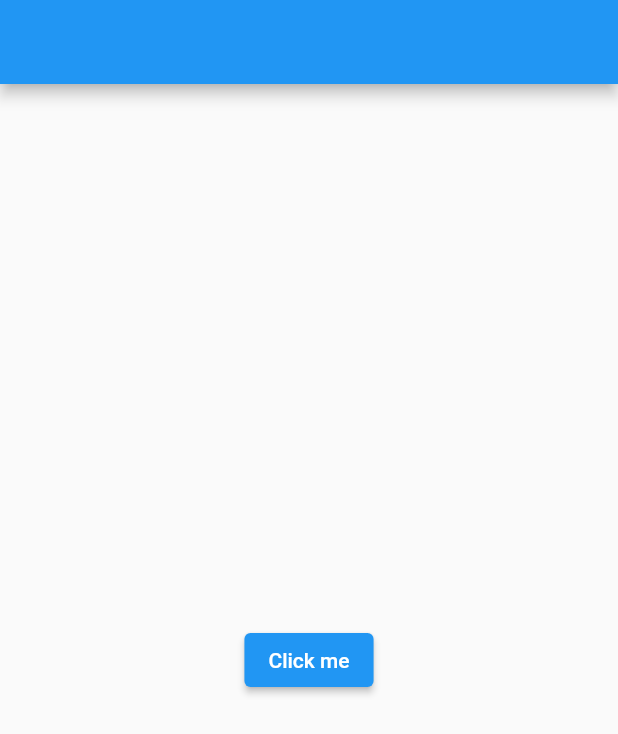
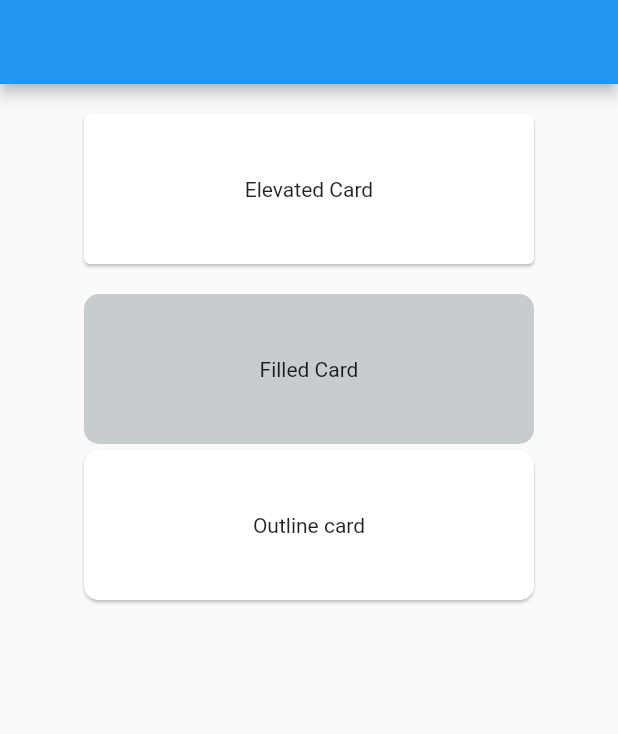
Before and after one commit to jadhavdurgesh/Flutter-widgets, a Flutter app: the screen it shows after launch, on a phone screen of 412 x 824 dp. Shown: the top 734 px of the screen. Run offline on Flutter 3.47's test engine with Material 2 defaults, Android fonts, the phone set to English and light mode, and no system bars.

Commit message:
card widget done

```diff
--- a/lib/main.dart
+++ b/lib/main.dart
@@ -10,7 +10,8 @@
 // import 'package:all_about_widgets/widgets/buttonbar_widget.dart';
 // import 'package:all_about_widgets/widgets/drawer_widget.dart';
 // import 'package:all_about_widgets/widgets/divider_widget.dart';
-import 'package:all_about_widgets/widgets/snackbar_widget.dart';
+// import 'package:all_about_widgets/widgets/snackbar_widget.dart';
+import 'package:all_about_widgets/widgets/card_widget.dart';
 import 'package:flutter/material.dart';
 
 // import 'widgets/verticaldivider_widget.dart';
@@ -48,7 +49,7 @@ class MyApp extends StatelessWidget {
         // is not restarted.
         primarySwatch: Colors.blue,
       ),
-      home: const SnackBarWidget(),
+      home: const CardWidget(),
     );
   }
 }
--- /dev/null
+++ b/lib/widgets/card_widget.dart
@@ -0,0 +1,74 @@
+import 'package:flutter/material.dart';
+
+class CardWidget extends StatefulWidget {
+  const CardWidget({super.key});
+
+  @override
+  State<CardWidget> createState() => _CardWidgetState();
+}
+
+class _CardWidgetState extends State<CardWidget> {
+  @override
+  Widget build(BuildContext context) {
+    return Scaffold(
+      appBar: AppBar(),
+      // body: Container(
+      //   height: 200,
+      //   width: 200,
+      //   // color: const Color.fromARGB(255, 171, 51, 193),
+      //   child: Card(
+      //     color: const Color.fromARGB(255, 201, 76, 223),
+      //     shape: RoundedRectangleBorder(borderRadius:BorderRadius.circular(15)),
+      //     elevation: 10,
+      //     margin: const EdgeInsets.all(10),
+      //     shadowColor: Colors.pink,
+      //   ),
+      // ),
+      body: Column(
+        children: [
+          const Center(
+            child: Card(
+              margin: EdgeInsets.only(top: 20),
+              child: SizedBox(
+                width: 300,
+                height: 100,
+                child: Center(
+                  child: Text('Elevated Card'),
+                ),
+              ),
+            ),
+          ),
+          Center(
+            child: Card(
+              elevation: 0.0,
+              margin: const EdgeInsets.only(top: 20),
+              shape: RoundedRectangleBorder(
+                  borderRadius: BorderRadius.circular(10)),
+              // color: Theme.of(context).colorScheme.surfaceVariant,
+              color: const Color.fromARGB(255, 199, 204, 206),
+              child: const SizedBox(
+                width: 300,
+                height: 100,
+                child: Center(child: Text('Filled Card')),
+              ),
+            ),
+          ),
+          Center(
+            child: Card(
+              shape: RoundedRectangleBorder(
+                side: BorderSide(
+                  color: Theme.of(context).colorScheme.outline,
+                ),
+                  borderRadius: BorderRadius.circular(10)),
+              child: const SizedBox(
+                width: 300,
+                height: 100,
+                child: Center(child: Text('Outline card')),
+              ),
+            ),
+          )
+        ],
+      ),
+    );
+  }
+}
```
